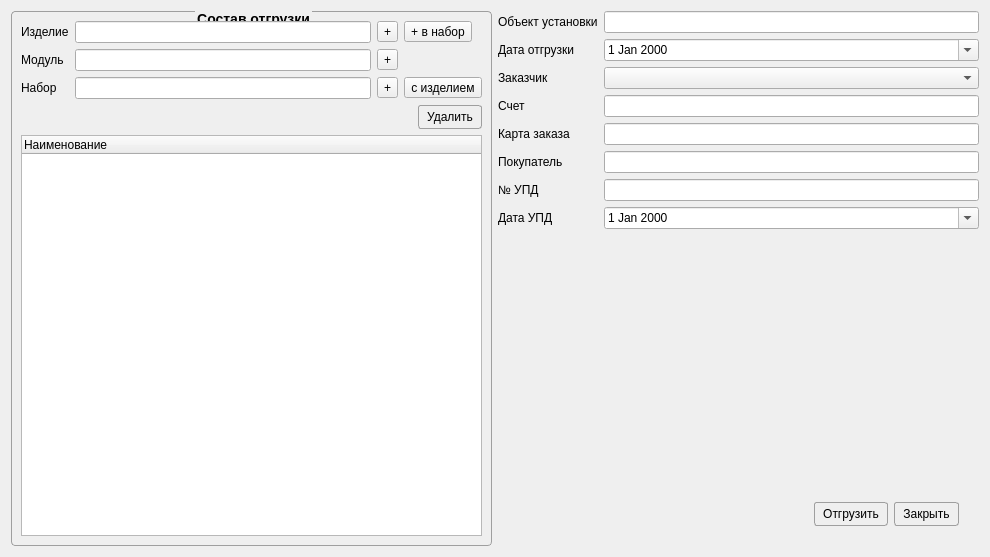
Qt form Remont/shipwindow.ui (AlexeyScherbakov2021/Remont2) before a commit.
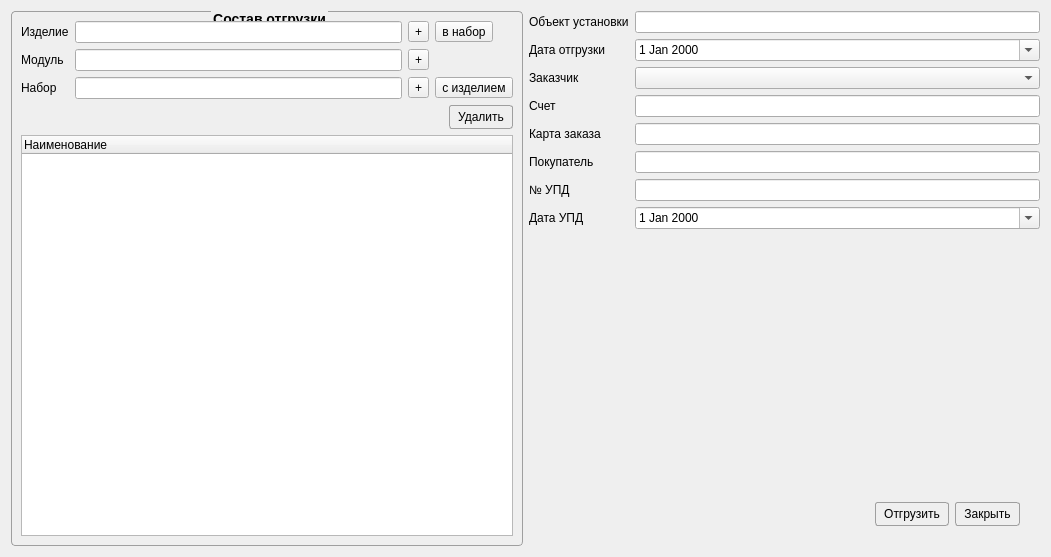
The same form after that commit. Icons and pictures are not drawn.

```diff
--- a/Remont/shipwindow.ui
+++ b/Remont/shipwindow.ui
@@ -6,7 +6,7 @@
    <rect>
     <x>0</x>
     <y>0</y>
-    <width>990</width>
+    <width>1051</width>
     <height>557</height>
    </rect>
   </property>
@@ -76,7 +76,14 @@
            <string>Добавить изделие  нвборе</string>
           </property>
           <property name="text">
-           <string>+ в набор</string>
+           <string>в набор</string>
+          </property>
+          <property name="icon">
+           <iconset resource="resource.qrc">
+            <normaloff>:/image/Add2.png</normaloff>:/image/Add2.png</iconset>
+          </property>
+          <property name="toolButtonStyle">
+           <enum>Qt::ToolButtonStyle::ToolButtonTextBesideIcon</enum>
           </property>
          </widget>
         </item>
@@ -132,6 +139,13 @@
           <property name="text">
            <string>с изделием</string>
           </property>
+          <property name="icon">
+           <iconset resource="resource.qrc">
+            <normaloff>:/image/Add2.png</normaloff>:/image/Add2.png</iconset>
+          </property>
+          <property name="toolButtonStyle">
+           <enum>Qt::ToolButtonStyle::ToolButtonTextBesideIcon</enum>
+          </property>
          </widget>
         </item>
        </layout>
@@ -295,6 +309,16 @@
          <property name="text">
           <string>Отгрузить</string>
          </property>
+         <property name="icon">
+          <iconset resource="resource.qrc">
+           <normaloff>:/image/lorry.png</normaloff>:/image/lorry.png</iconset>
+         </property>
+         <property name="iconSize">
+          <size>
+           <width>24</width>
+           <height>24</height>
+          </size>
+         </property>
          <property name="autoDefault">
           <bool>false</bool>
          </property>
@@ -305,6 +329,16 @@
          <property name="text">
           <string>Закрыть</string>
          </property>
+         <property name="icon">
+          <iconset resource="resource.qrc">
+           <normaloff>:/image/Exit.png</normaloff>:/image/Exit.png</iconset>
+         </property>
+         <property name="iconSize">
+          <size>
+           <width>24</width>
+           <height>24</height>
+          </size>
+         </property>
          <property name="autoDefault">
           <bool>false</bool>
          </property>
```
Left out of the diff: 20 changed lines with no effect on the pictures.
